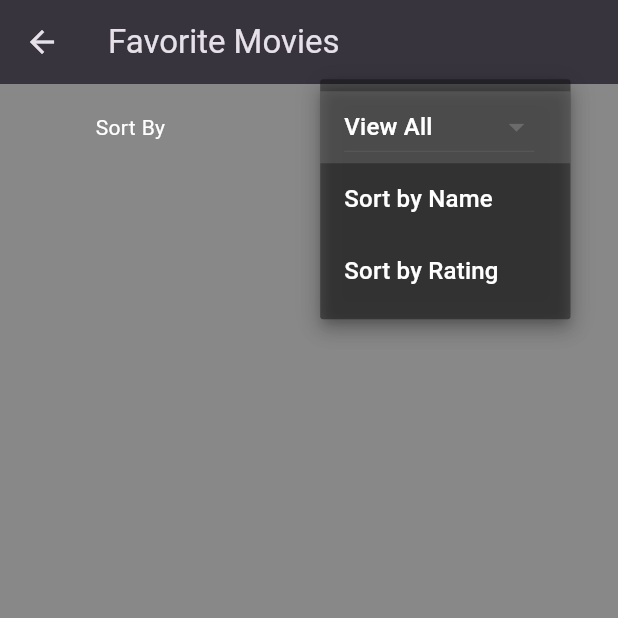
After one commit to delafaye1111/movieapp, a Flutter app: the FavoriteMovies screen opened directly, after a tap on "View All", on a phone screen of 412 x 824 dp, the top half of it. The commit adds this screen. Run offline on Flutter 3.47's test engine with Material 3 defaults, Android fonts, the phone set to English and light mode, and no system bars; our stand-ins replace carousel_slider, fluttertoast, font_awesome_flutter, image_cropper, image_picker, shared_preferences and 3 more; accounts and stored records are empty; network calls fail.

Commit message:
favoritemov

```diff
--- /dev/null
+++ b/lib/HomePage/SectionPage/favoriteList.dart
@@ -0,0 +1,166 @@
+import 'package:flutter/material.dart';
+import 'package:movieapp/SqfLitelocalstorage/NoteDbHelper.dart';
+import 'package:fluttertoast/fluttertoast.dart';
+
+import 'package:movieapp/details/checker.dart';
+
+class FavoriteMovies extends StatefulWidget {
+  const FavoriteMovies({super.key});
+
+  @override
+  State<FavoriteMovies> createState() => _FavoriteMoviesState();
+}
+
+class _FavoriteMoviesState extends State<FavoriteMovies> {
+  int svalue = 1;
+
+  SortByChecker(int sortvalue) {
+    if (sortvalue == 1) {
+      return FavMovielist().queryAllSortedDate();
+    } else if (sortvalue == 2) {
+      return FavMovielist().queryAllSorted();
+    } else if (sortvalue == 3) {
+      return FavMovielist().queryAllSortedRating();
+    }
+  }
+
+  @override
+  Widget build(BuildContext context) {
+    return Scaffold(
+      backgroundColor: Color.fromRGBO(18, 18, 18, 0.5),
+      appBar: AppBar(
+        elevation: MediaQuery.of(context).size.height * 0.06,
+        backgroundColor: Color.fromRGBO(18, 18, 18, 0.9),
+        title: Text('Favorite Movies'),
+      ),
+      body: SingleChildScrollView(
+          child: Column(
+        children: [
+          SizedBox(
+            height: MediaQuery.of(context).size.height * 0.07,
+            child: Row(
+              mainAxisAlignment: MainAxisAlignment.spaceAround,
+              children: [
+                Padding(
+                  padding: const EdgeInsets.all(8.0),
+                  child: Text(
+                    'Sort By',
+                    style: TextStyle(color: Colors.white),
+                  ),
+                ),
+                DropdownButton(
+                  iconEnabledColor: Colors.white,
+                  focusColor: Colors.white,
+                  iconDisabledColor: Colors.white,
+                  dropdownColor: Color.fromRGBO(18, 18, 18, 0.5),
+                  value: svalue,
+                  items: [
+                    DropdownMenuItem(
+                      value: 1,
+                      child: Text('View All',
+                          style: TextStyle(color: Colors.white)),
+                    ),
+                    DropdownMenuItem(
+                      value: 2,
+                      child: Text('Sort by Name',
+                          style: TextStyle(color: Colors.white)),
+                    ),
+                    DropdownMenuItem(
+                      value: 3,
+                      child: Text('Sort by Rating',
+                          style: TextStyle(color: Colors.white)),
+                    ),
+                  ],
+                  onChanged: (value) {
+                    setState(() {
+                      svalue = value as int;
+                    });
+                  },
+                ),
+              ],
+            ),
+          ),
+          Padding(
+            padding: const EdgeInsets.all(8.0),
+            child: SizedBox(
+              height: MediaQuery.of(context).size.height * 0.8,
+              //query all data from database and show in listview builder here
+              child: FutureBuilder(
+                future: SortByChecker(svalue),
+                builder: (context,
+                    AsyncSnapshot<List<Map<String, dynamic>>> snapshot) {
+                  if (snapshot.hasData) {
+                    return ListView.builder(
+                      itemCount: snapshot.data!.length,
+                      itemBuilder: (context, index) {
+                        return Dismissible(
+                            background: Container(
+                              color: Colors.red,
+                              child: Icon(Icons.delete),
+                            ),
+                            onDismissed: (direction) {
+                              FavMovielist()
+                                  .delete(snapshot.data![index]['id']);
+                              Fluttertoast.showToast(
+                                  msg: "Deleted from Favoriate",
+                                  toastLength: Toast.LENGTH_SHORT,
+                                  gravity: ToastGravity.BOTTOM,
+                                  timeInSecForIosWeb: 1,
+                                  backgroundColor:
+                                      Color.fromRGBO(18, 18, 18, 1),
+                                  textColor: Colors.white,
+                                  fontSize: 16.0);
+                            },
+                            key: UniqueKey(),
+                            child: GestureDetector(
+                              onTap: () {
+                                Navigator.push(context, MaterialPageRoute(
+                                  builder: (context) {
+                                    return descriptioncheckui(
+                                        snapshot.data![index]['tmdbid']
+                                            .toString(),
+                                        snapshot.data![index]['tmdbtype']
+                                            .toString());
+                                  },
+                                ));
+                              },
+                              child: Card(
+                                child: ListTile(
+                                  tileColor: Color.fromRGBO(24, 24, 24, 1),
+                                  textColor: Colors.white,
+                                  title:
+                                      Text(snapshot.data![index]['tmdbname']),
+                                  subtitle: Row(children: [
+                                    Icon(
+                                      Icons.star,
+                                      color: Colors.yellow,
+                                      size: 20,
+                                    ),
+                                    SizedBox(
+                                      width: 10,
+                                    ),
+                                    Text(snapshot.data![index]['tmdbrating'])
+                                  ]),
+                                  trailing:
+                                      Text(snapshot.data![index]['tmdbtype']),
+                                ),
+                              ),
+                            ));
+                      },
+                    );
+                  } else {
+                    return Center(
+                      child: CircularProgressIndicator(
+                        color: Colors.amber,
+                      ),
+                    );
+                  }
+                },
+              ),
+            ),
+          ),
+        ],
+      )),
+    );
+  }
+}
--- /dev/null
+++ b/lib/SqfLitelocalstorage/NoteDbHelper.dart
@@ -0,0 +1,95 @@
+import 'package:path_provider/path_provider.dart';
+import 'package:sqflite/sqflite.dart';
+import 'package:path/path.dart';
+import 'dart:io';
+
+class FavMovielist {
+  static const dbname = 'favlist.db';
+  static const dbversion = 1;
+  static const tablename = 'favoriatelist';
+  static const columnId = 'id';
+  static const columnfavid = 'tmdbid';
+  static const columnfavtype = 'tmdbtype';
+  static const columnfavname = 'tmdbname';
+  static const columnfavrating = 'tmdbrating';
+
+  static final FavMovielist _instance = FavMovielist();
+  static Database? _database;
+
+  Future<Database?> get db async {
+    _database ??= await _initDb();
+    return _database;
+  }
+
+  _initDb() async {
+    Directory documentDirectory = await getApplicationDocumentsDirectory();
+    String path = join(documentDirectory.path, dbname);
+    return await openDatabase(path, version: dbversion, onCreate: _onCreate);
+  }
+
+  _onCreate(Database db, int version) async {
+    await db.execute('''
+    CREATE TABLE $tablename (
+      $columnId INTEGER PRIMARY KEY AUTOINCREMENT,
+      $columnfavid TEXT NOT NULL,
+      $columnfavtype TEXT NOT NULL,
+      $columnfavname TEXT NOT NULL,
+      $columnfavrating TEXT NOT NULL
+    )
+    ''');
+  }
+
+  Future<int> insert(Map<String, dynamic> row) async {
+    Database? db = await _instance.db;
+    return await db!.insert(tablename, row);
+  }
+
+  Future<List<Map<String, dynamic>>> queryAll() async {
+    Database? db = await _instance.db;
+    return await db!.query(tablename);
+  }
+
+  Future<int> delete(int id) async {
+    Database? db = await _instance.db;
+    return await db!.delete(tablename, where: '$columnId = ?', whereArgs: [id]);
+  }
+
+//delete from database by tmdbid and tmdbtype
+  Future deletespecific(String id, String type) async {
+    Database? db = await _instance.db;
+    return await db!.delete(tablename,
+        where: '$columnfavid = ? AND $columnfavtype = ?',
+        whereArgs: [id, type]);
+  }
+
+  Future search(String id, String name, String type) async {
+    Database? db = await _instance.db;
+    return Sqflite.firstIntValue(await db!.rawQuery(
+        'SELECT COUNT(*) FROM $tablename WHERE $columnfavid = ? AND $columnfavname = ? AND $columnfavtype = ?',
+        [id, name, type]));
+  }
+
+  ////sort by name
+
+  Future<List<Map<String, dynamic>>> queryAllSorted() async {
+    Database? db = await _instance.db;
+    return await db!.query(tablename, orderBy: '$columnfavname ASC');
+  }
+
+  ////sort by rating
+
+  Future<List<Map<String, dynamic>>> queryAllSortedRating() async {
+    Database? db = await _instance.db;
+    return await db!.query(tablename, orderBy: '$columnfavrating DESC');
+  }
+
+  Future<List<Map<String, dynamic>>> queryAllSortedDate() async {
+    Database? db = await _instance.db;
+    return await db!.query(tablename, orderBy: '$columnId DESC');
+  }
+
+  Future close() async {
+    Database? db = await _instance.db;
+    db!.close();
+  }
+}
--- a/lib/repeatedfunction/drawer.dart
+++ b/lib/repeatedfunction/drawer.dart
@@ -8,7 +8,7 @@ import 'package:fluttertoast/fluttertoast.dart';
 import 'package:image_picker/image_picker.dart';
 import 'package:image_cropper/image_cropper.dart';
 import 'package:webview_flutter/webview_flutter.dart';
-
+import 'package:movieapp/HomePage/SectionPage/favoriteList.dart';
 class drawerfunc extends StatefulWidget {
   const drawerfunc({
     super.key,
@@ -137,6 +137,10 @@ class _drawerfuncState extends State<drawerfunc> {
               //close drawer
               Navigator.pop(context);
             }),
+             listtilefunc('Favorite', Icons.favorite, ontap: () {
+              Navigator.push(context,
+                  MaterialPageRoute(builder: (context) => FavoriteMovies()));
+            }),
             listtilefunc('About', Icons.info, ontap: () {
               showDialog(
                   context: context,
```
Also changed, not shown: lib/HomePage/homePage.dart (+4 -3 lines), lib/HomePage/loginPage.dart (+6 -1 lines), lib/repeatedfunction/favoriteandshare.dart (added, +300 -0 lines).
